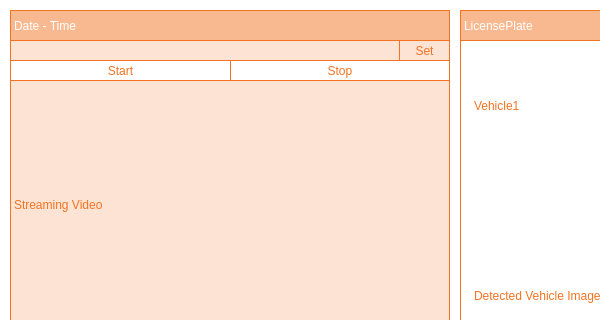
Qt form cctv_36/src/ui/streaming.ui (VEDA-ThirtySix/PAMS-client) before a commit; both pictures show x 0 to 600 and y 0 to 320 of the 1047 by 479 pixel window.
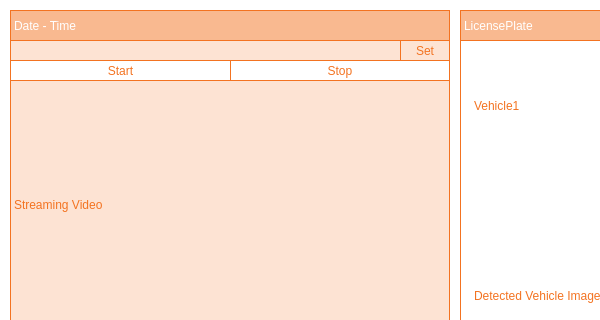
The same form after that commit.

```diff
--- a/cctv_36/src/ui/streaming.ui
+++ b/cctv_36/src/ui/streaming.ui
@@ -256,15 +256,22 @@
      <rect>
       <x>10</x>
       <y>40</y>
-      <width>390</width>
+      <width>391</width>
       <height>21</height>
      </rect>
     </property>
     <property name="styleSheet">
-     <string notr="true">font: 10pt &quot;Sans Serif&quot;;
-color:  rgb(243,115,33);
-background:rgba(243,115,33,0.2);
-border:1px solid rgb(243,115,33);</string>
+     <string notr="true">QLineEdit{
+	font: 10pt &quot;Sans Serif&quot;;
+	color:  rgb(243,115,33);
+	background:rgba(243,115,33,0.2);
+	border:1px solid rgb(243,115,33);
+}
+QLineEdit:focus {
+    	border:1px solid rgb(243,115,33);
+    background-color: lightyellow; /* 배경색 변경 */
+}
+</string>
     </property>
     <property name="text">
      <string/>
@@ -276,9 +283,9 @@
    <widget class="QPushButton" name="setButton">
     <property name="geometry">
      <rect>
-      <x>399</x>
+      <x>400</x>
       <y>40</y>
-      <width>51</width>
+      <width>50</width>
       <height>21</height>
      </rect>
     </property>
```
